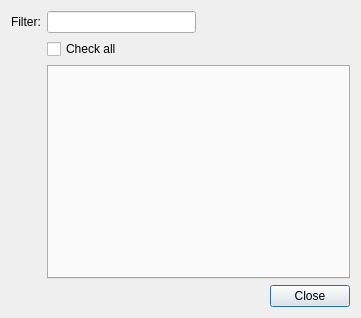
Qt form ui/selector.ui (Giswater/giswater_qgis_plugin) before a commit.
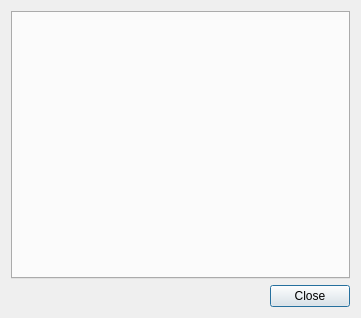
The same form after that commit.

Commit message: Enhancement: selectors with filter and check select all

```diff
--- a/ui/selector.ui
+++ b/ui/selector.ui
@@ -16,30 +16,7 @@
   <layout class="QGridLayout" name="gridLayout">
    <item row="0" column="0" colspan="2">
     <layout class="QGridLayout" name="gridLayout_2">
-     <item row="1" column="2">
-      <spacer name="horizontalSpacer_2">
-       <property name="orientation">
-        <enum>Qt::Horizontal</enum>
-       </property>
-       <property name="sizeHint" stdset="0">
-        <size>
-         <width>40</width>
-         <height>20</height>
-        </size>
-       </property>
-      </spacer>
-     </item>
-     <item row="1" column="1">
-      <widget class="QLineEdit" name="txt_filter"/>
-     </item>
-     <item row="1" column="0">
-      <widget class="QLabel" name="lbl_filter">
-       <property name="text">
-        <string>Filter:</string>
-       </property>
-      </widget>
-     </item>
-     <item row="3" column="1" colspan="2">
+     <item row="1" column="0" colspan="2">
       <widget class="QTabWidget" name="main_tab">
        <property name="sizePolicy">
         <sizepolicy hsizetype="Preferred" vsizetype="Preferred">
@@ -52,13 +29,6 @@
        </property>
       </widget>
      </item>
-     <item row="2" column="1" colspan="2">
-      <widget class="QCheckBox" name="chk_all">
-       <property name="text">
-        <string>Check all</string>
-       </property>
-      </widget>
-     </item>
     </layout>
    </item>
    <item row="1" column="1">
```
The commit also changes 2 other files.
